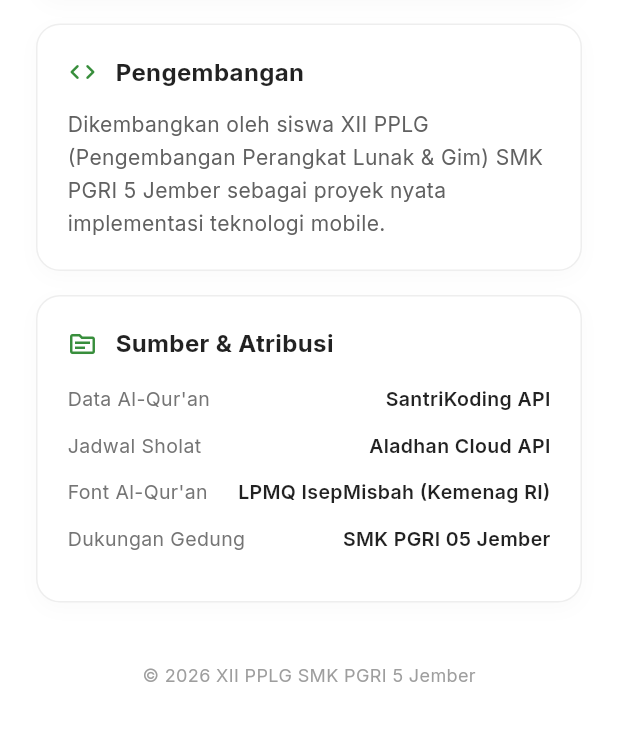
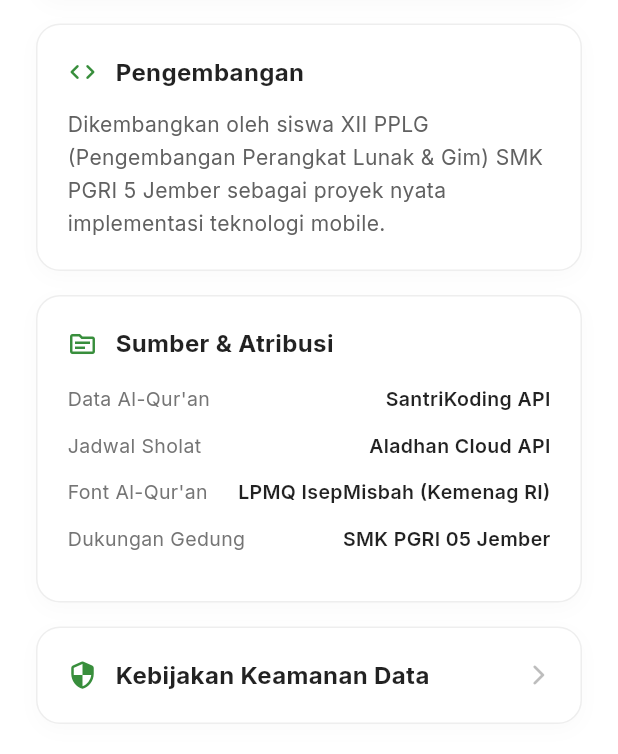
Before and after one commit to Fizora/quran-prima, a Flutter app: the InfoPage screen opened directly, scrolled down 214 dp, on a phone screen of 412 x 824 dp, the part 482-1236 px from its top. Run offline on Flutter 3.47's test engine with Material 3 defaults, Android fonts, the phone set to English and light mode, and no system bars; our stand-ins replace geocoding, geolocator, google_fonts, shared_preferences; accounts and stored records are empty.

Commit message:
feat: Add privacy policy page and link it from the info page.

```diff
--- a/lib/pages/info_page.dart
+++ b/lib/pages/info_page.dart
@@ -1,5 +1,6 @@
 import 'package:flutter/material.dart';
 import 'package:url_launcher/url_launcher.dart';
+import 'package:quran_prima/pages/privacy_policy_page.dart';
 
 class InfoPage extends StatelessWidget {
   const InfoPage({super.key});
@@ -128,6 +129,52 @@
               ),
             ),
 
+            const SizedBox(height: 16),
+
+            // Privacy Policy Link
+            InkWell(
+              onTap: () {
+                Navigator.push(
+                  context,
+                  MaterialPageRoute(builder: (context) => const PrivacyPolicyPage()),
+                );
+              },
+              borderRadius: BorderRadius.circular(16),
+              child: Container(
+                width: double.infinity,
+                padding: const EdgeInsets.all(20),
+                decoration: BoxDecoration(
+                  color: Colors.white,
+                  borderRadius: BorderRadius.circular(16),
+                  border: Border.all(color: Colors.grey[200]!),
+                  boxShadow: [
+                    BoxShadow(
+                      color: Colors.black.withOpacity(0.02),
+                      blurRadius: 10,
+                      offset: const Offset(0, 4),
+                    ),
+                  ],
+                ),
+                child: Row(
+                  children: [
+                    Icon(Icons.security_rounded, color: Colors.green[700], size: 20),
+                    const SizedBox(width: 12),
+                    const Expanded(
+                      child: Text(
+                        "Kebijakan Keamanan Data",
+                        style: TextStyle(
+                          fontSize: 16,
+                          fontWeight: FontWeight.bold,
+                          color: Colors.black87,
+                        ),
+                      ),
+                    ),
+                    Icon(Icons.arrow_forward_ios_rounded, color: Colors.grey[400], size: 16),
+                  ],
+                ),
+              ),
+            ),
+
             const SizedBox(height: 40),
 
             // Footer
--- /dev/null
+++ b/privacy.txt
@@ -0,0 +1,45 @@
+1. Informasi yang Dikumpulkan
+Aplikasi Al Qur'an Prima tidak mengumpulkan data pribadi pengguna seperti nama, alamat email, nomor telepon, lokasi GPS, maupun informasi perangkat.
+Aplikasi hanya menyimpan data yang berkaitan dengan penggunaan aplikasi, seperti:
+- Riwayat bacaan terakhir
+- Preferensi tampilan (misalnya ukuran font dan jenis font)
+
+Data tersebut digunakan hanya untuk meningkatkan kenyamanan pengguna saat menggunakan aplikasi. Semua data tersebut disimpan secara lokal di perangkat pengguna dan tidak dikirim ke server kami.
+
+2. Penggunaan Data
+Data yang tersimpan di perangkat hanya digunakan untuk kebutuhan internal aplikasi, seperti:
+- Menampilkan kembali riwayat bacaan terakhir
+- Menyesuaikan tampilan aplikasi sesuai preferensi pengguna
+
+Aplikasi tidak mengirimkan, membagikan, atau menyimpan data tersebut ke server eksternal maupun pihak lain.
+
+3. Layanan Pihak Ketiga
+
+Aplikasi ini menggunakan sumber data dari layanan pihak ketiga untuk menyediakan konten Al-Qur'an.
+
+Data ayat Al-Qur'an diambil dari API SantriKoding pada saat proses pengembangan aplikasi. Data tersebut kemudian disimpan secara lokal di dalam aplikasi saat proses instalasi.
+
+Aplikasi tidak mengirimkan data pengguna ke layanan pihak ketiga.
+
+Jika di masa depan aplikasi menggunakan layanan API tambahan (misalnya untuk jadwal sholat), data yang digunakan hanya berupa lokasi yang dipilih secara manual oleh pengguna dan tidak menggunakan akses GPS.
+
+4. Penyimpanan Data
+
+Semua data yang dihasilkan dari penggunaan aplikasi disimpan secara lokal di perangkat pengguna dan tidak disimpan di server pengembang.
+
+5. Keamanan Data
+
+Kami berusaha menjaga keamanan data pengguna dengan memastikan bahwa aplikasi tidak mengumpulkan data pribadi dan tidak mengirimkan informasi pengguna ke server eksternal.
+
+6. Hak Pengguna
+
+Pengguna memiliki kendali penuh terhadap data yang tersimpan di perangkat. Pengguna dapat menghapus seluruh data aplikasi dengan cara menghapus data aplikasi melalui pengaturan perangkat atau dengan menghapus aplikasi dari perangkat.
+
+7. Perubahan Kebijakan Privasi
+
+Kebijakan privasi ini dapat diperbarui sewaktu-waktu apabila terdapat perubahan pada fitur aplikasi atau kebijakan yang berlaku. Perubahan akan diinformasikan melalui pembaruan aplikasi.
+
+8. Kontak Pengembang
+
+Jika Anda memiliki pertanyaan mengenai kebijakan privasi ini, Anda dapat menghubungi pengembang melalui email:
+Email:
```
Also changed, not shown: lib/pages/privacy_policy_page.dart (added, +105 -0 lines).
